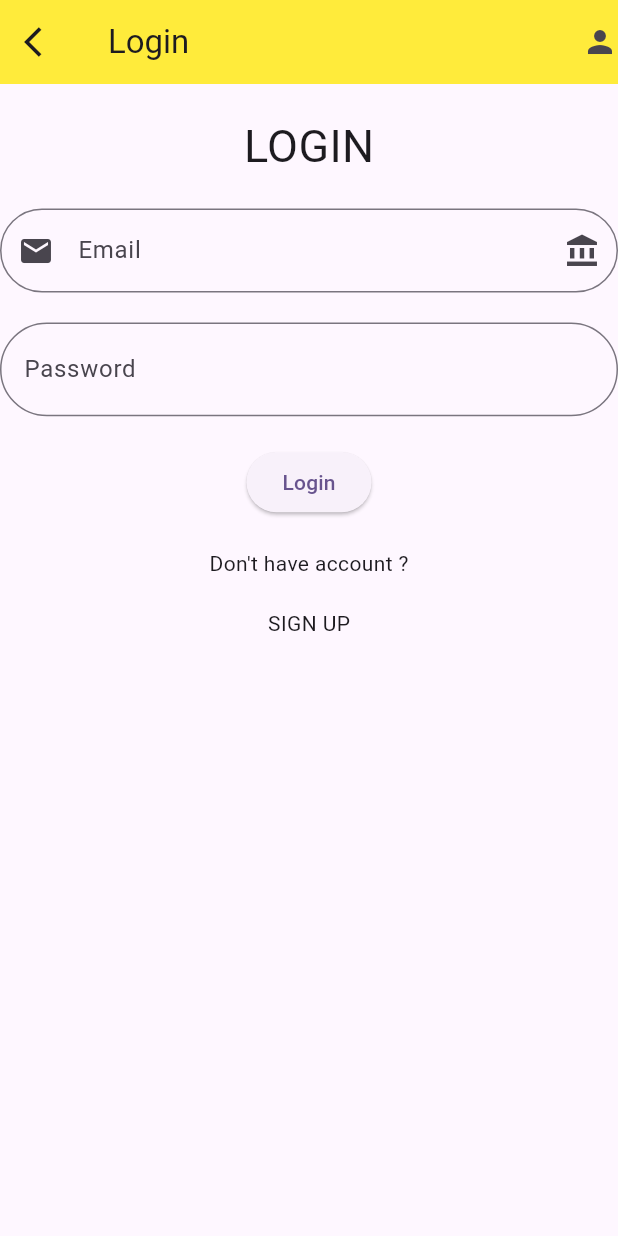
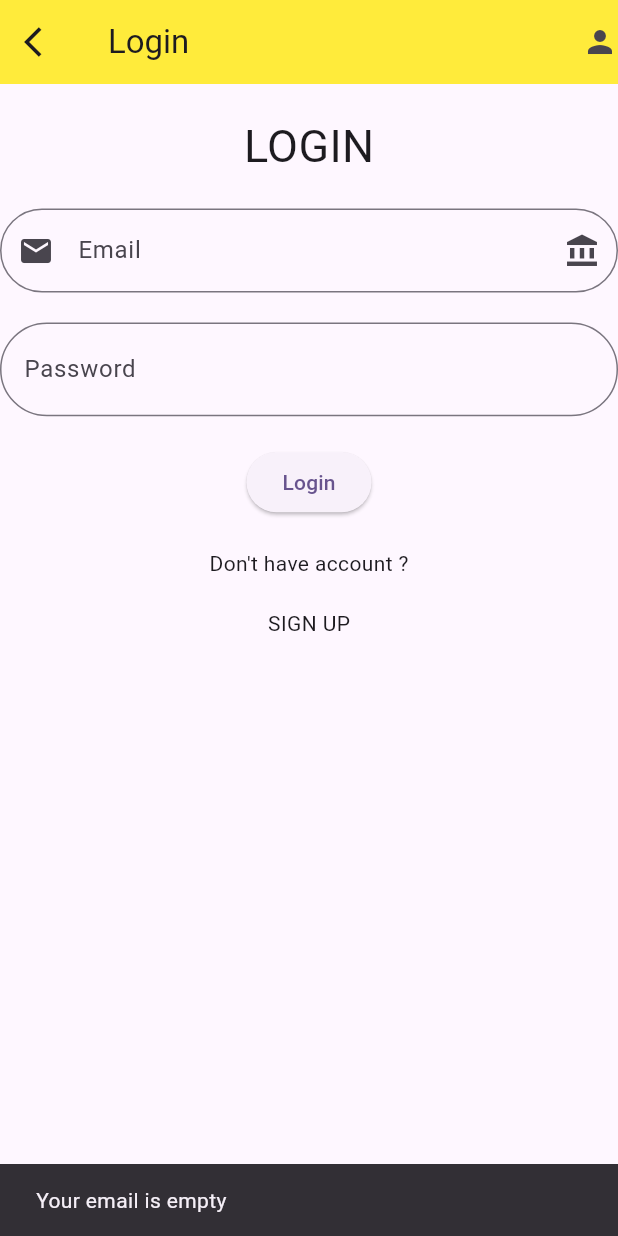
Before and after one commit to AbRehman536/Flutter_sec_2, a Flutter app: the screen it shows after launch, after a tap on "Login", on a phone screen of 412 x 824 dp. Run offline on Flutter 3.47's test engine with Material 3 defaults, Android fonts, the phone set to English and light mode, and no system bars.

Commit message:
Login validation done

```diff
--- a/lib/login_form.dart
+++ b/lib/login_form.dart
@@ -1,8 +1,15 @@
 import 'package:flutter/material.dart';
 
-class LoginFormScreen extends StatelessWidget {
+class LoginFormScreen extends StatefulWidget {
   const LoginFormScreen({super.key});
 
+  @override
+  State<LoginFormScreen> createState() => _LoginFormScreenState();
+}
+
+class _LoginFormScreenState extends State<LoginFormScreen> {
+  TextEditingController emailController = TextEditingController();
+  TextEditingController passwordController = TextEditingController();
   @override
   Widget build(BuildContext context) {
     return Scaffold(
@@ -19,6 +26,7 @@ class LoginFormScreen extends StatelessWidget {
         Text("LOGIN",style: TextStyle(fontSize: 30),),
         SizedBox(height: 20,),
         TextField(
+          controller: emailController,
           decoration: InputDecoration(
             label: Text("Email"),
             hintText: 'abdullah@gmail.com',
@@ -33,6 +41,7 @@ class LoginFormScreen extends StatelessWidget {
         ),
         SizedBox(height: 20,),
         TextField(
+          controller: passwordController,
           decoration: InputDecoration(
             label: Text("Password"),
             hintText: '123456789',
@@ -45,7 +54,24 @@ class LoginFormScreen extends StatelessWidget {
           ),
         ),
         SizedBox(height: 20,),
-        ElevatedButton(onPressed: (){}, child: Text("Login")),
+        ElevatedButton(onPressed: (){
+          if(emailController.text.isEmpty){
+            ScaffoldMessenger.of(context).showSnackBar(
+                SnackBar(content: Text("Your email is empty")));
+            return;
+          }
+          if(passwordController.text.isEmpty){
+            ScaffoldMessenger.of(context).showSnackBar(
+                SnackBar(content: Text("Your password is empty")));
+            return;
+          }
+          if(passwordController.text.length < 8){
+            ScaffoldMessenger.of(context).showSnackBar(
+                SnackBar(content: Text("Your password is less than 8 digits")));
+            return;
+          }
+
+        }, child: Text("Login")),
         SizedBox(height: 20,),
         Text("Don't have account ?"),
         SizedBox(height: 20,),
```
